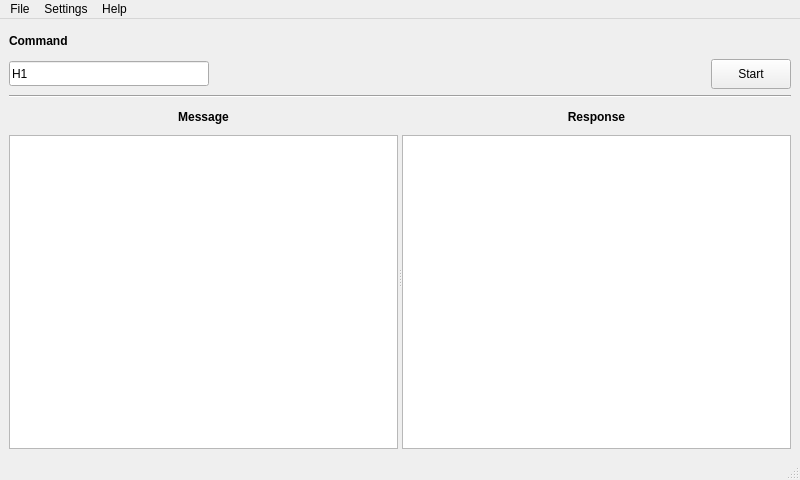
First picture: the form in zevision_gen.ui, repository xmartinly/zevisiongen, before the edit.
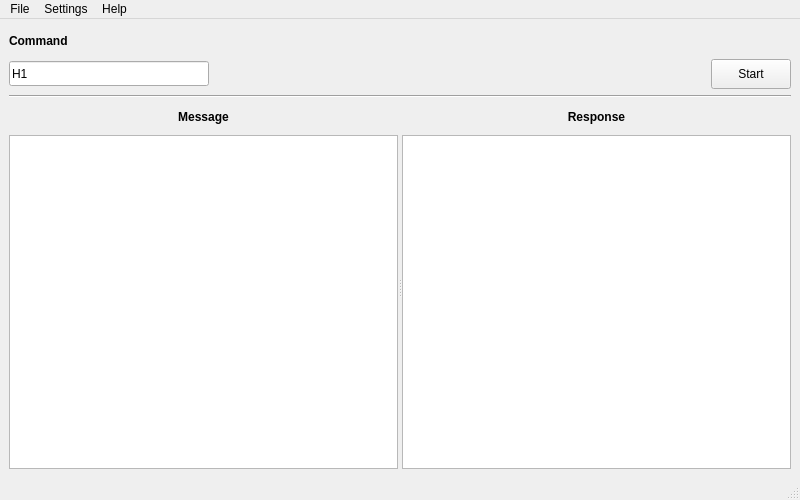
Second picture: the form after the edit.

Patch:
```diff
--- a/zevision_gen.ui
+++ b/zevision_gen.ui
@@ -7,7 +7,7 @@
     <x>0</x>
     <y>0</y>
     <width>800</width>
-    <height>480</height>
+    <height>500</height>
    </rect>
   </property>
   <property name="windowTitle">
```
Left out of the diff: 10 changed lines with no effect on the pictures.
